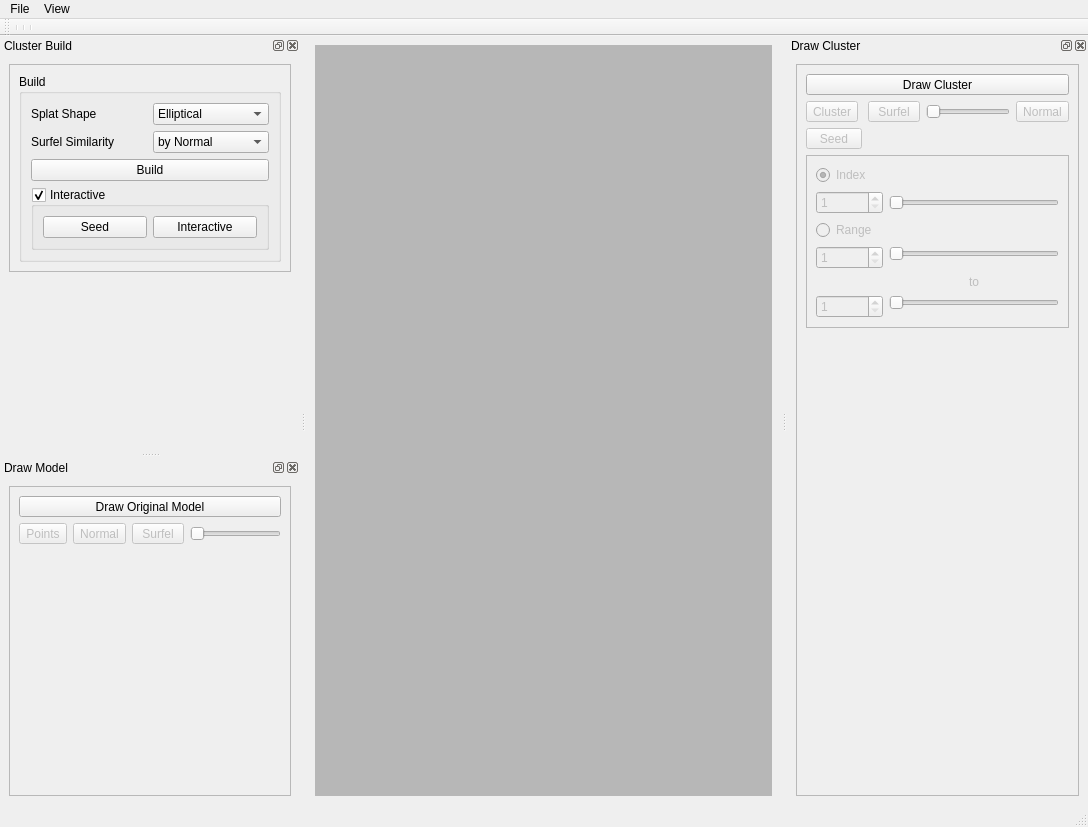
Before: the Qt Designer form lodpbr/Qt/UI/lodpbr.ui in duststorm/lodpbr, drawn with Qt 5.
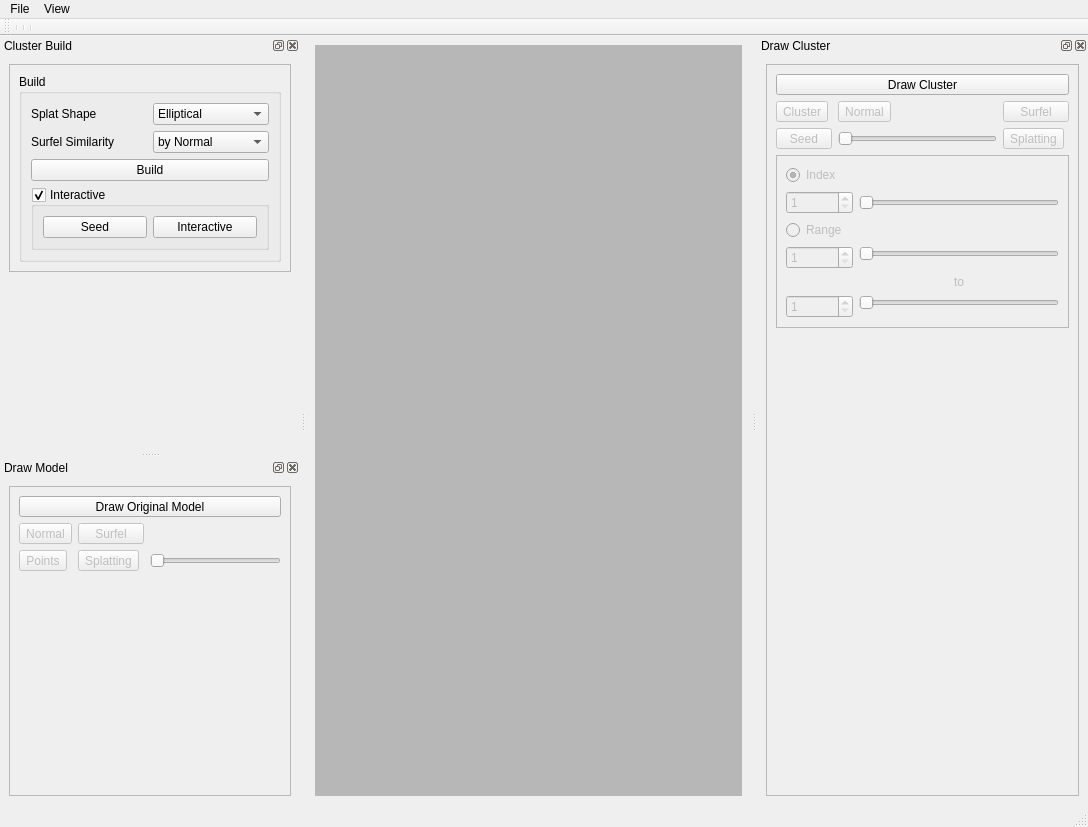
After: the same form once the commit is applied.

Patch:
```diff
--- a/lodpbr/Qt/UI/lodpbr.ui
+++ b/lodpbr/Qt/UI/lodpbr.ui
@@ -97,8 +97,8 @@
    </property>
    <property name="minimumSize">
     <size>
-     <width>300</width>
-     <height>420</height>
+     <width>331</width>
+     <height>476</height>
     </size>
    </property>
    <property name="acceptDrops">
@@ -167,20 +167,7 @@
             </property>
            </widget>
           </item>
-          <item row="0" column="3">
-           <widget class="QToolButton" name="toolButtonClusterDrawNormal">
-            <property name="enabled">
-             <bool>false</bool>
-            </property>
-            <property name="text">
-             <string>Normal</string>
-            </property>
-            <property name="checkable">
-             <bool>true</bool>
-            </property>
-           </widget>
-          </item>
-          <item row="0" column="2">
+          <item row="1" column="1">
            <widget class="QSlider" name="sliderClusterSurfelRadius">
             <property name="enabled">
              <bool>false</bool>
@@ -219,12 +206,38 @@
            </widget>
           </item>
           <item row="0" column="1">
+           <widget class="QToolButton" name="toolButtonClusterDrawNormal">
+            <property name="enabled">
+             <bool>false</bool>
+            </property>
+            <property name="text">
+             <string>Normal</string>
+            </property>
+            <property name="checkable">
+             <bool>true</bool>
+            </property>
+           </widget>
+          </item>
+          <item row="0" column="2">
            <widget class="QToolButton" name="toolButtonClusterDrawSurfel">
             <property name="enabled">
              <bool>false</bool>
             </property>
             <property name="text">
-             <string> Surfel </string>
+             <string>   Surfel   </string>
+            </property>
+            <property name="checkable">
+             <bool>true</bool>
+            </property>
+           </widget>
+          </item>
+          <item row="1" column="2">
+           <widget class="QToolButton" name="toolButtonClusterSplatting">
+            <property name="enabled">
+             <bool>false</bool>
+            </property>
+            <property name="text">
+             <string>Splatting</string>
             </property>
             <property name="checkable">
              <bool>true</bool>
@@ -687,8 +700,8 @@
          </widget>
         </item>
         <item>
-         <layout class="QHBoxLayout" name="horizontalLayout_Model">
-          <item>
+         <layout class="QGridLayout" name="gridLayout_4">
+          <item row="2" column="0">
            <widget class="QToolButton" name="toolButtonModelDrawPoints">
             <property name="enabled">
              <bool>false</bool>
@@ -701,7 +714,7 @@
             </property>
            </widget>
           </item>
-          <item>
+          <item row="1" column="0">
            <widget class="QToolButton" name="toolButtonModelDrawNormal">
             <property name="enabled">
              <bool>false</bool>
@@ -714,20 +727,7 @@
             </property>
            </widget>
           </item>
-          <item>
-           <widget class="QToolButton" name="toolButtonModelDrawSurfel">
-            <property name="enabled">
-             <bool>false</bool>
-            </property>
-            <property name="text">
-             <string> Surfel </string>
-            </property>
-            <property name="checkable">
-             <bool>true</bool>
-            </property>
-           </widget>
-          </item>
-          <item>
+          <item row="2" column="2">
            <widget class="QSlider" name="sliderModelSurfelRadius">
             <property name="enabled">
              <bool>false</bool>
@@ -755,6 +755,35 @@
             </property>
            </widget>
           </item>
+          <item row="1" column="1">
+           <widget class="QToolButton" name="toolButtonModelDrawSurfel">
+            <property name="enabled">
+             <bool>false</bool>
+            </property>
+            <property name="text">
+             <string>   Surfel   </string>
+            </property>
+            <property name="checkable">
+             <bool>true</bool>
+            </property>
+           </widget>
+          </item>
+          <item row="2" column="1">
+           <widget class="QToolButton" name="toolButtonModelSplatting">
+            <property name="enabled">
+             <bool>false</bool>
+            </property>
+            <property name="text">
+             <string>Splatting</string>
+            </property>
+            <property name="checkable">
+             <bool>true</bool>
+            </property>
+            <property name="checked">
+             <bool>false</bool>
+            </property>
+           </widget>
+          </item>
          </layout>
         </item>
         <item>
```
Left out of the diff: 215 changed lines with no effect on the pictures.
